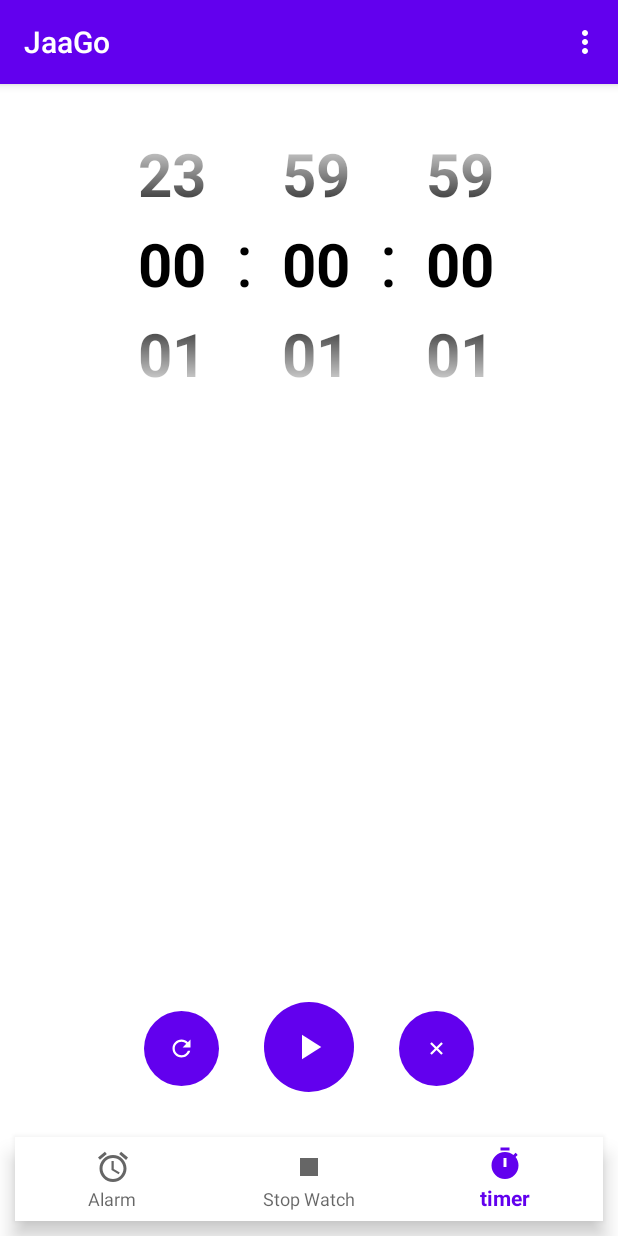
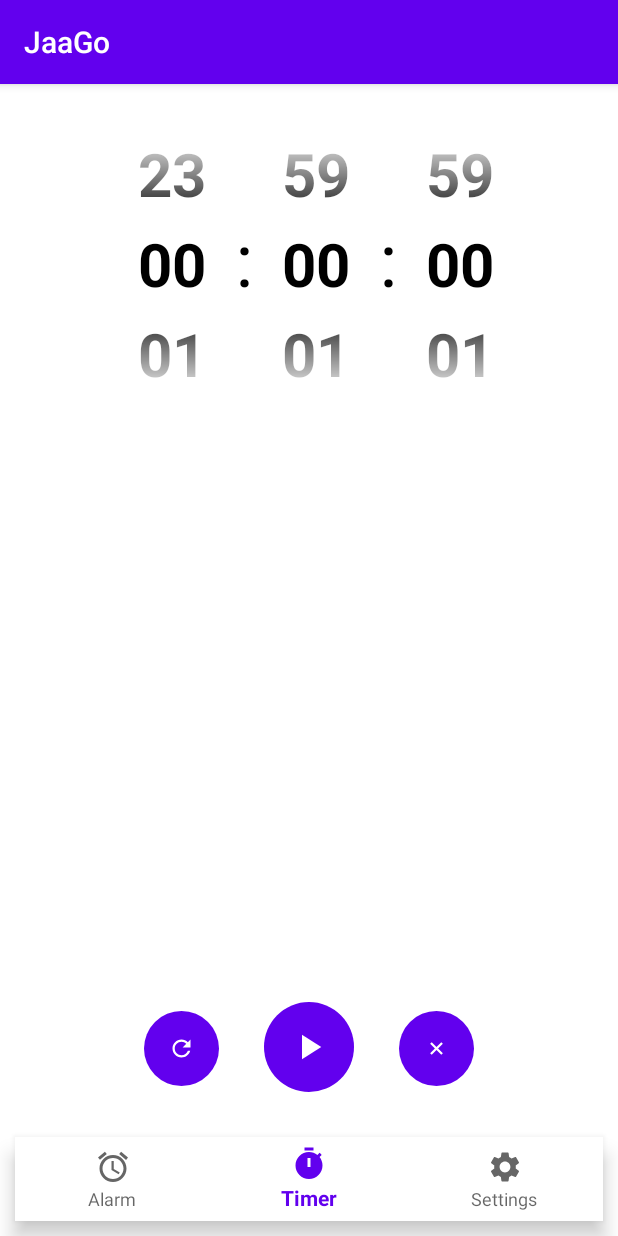
Before and after one commit to ElevativeApps/Jaago, an Android app: the TimerActivity screen opened directly, with no data from a screen before it, on a phone screen of 412 x 824 dp. Run offline under Robolectric (Android 15) with nearby library versions, the phone set to English and light mode, and no system bars.

Commit message:
Settings Activity added

```diff
--- a/app/src/main/AndroidManifest.xml
+++ b/app/src/main/AndroidManifest.xml
@@ -57,7 +57,7 @@
             android:exported="false"
             android:launchMode="singleTop" />
         <activity
-            android:name=".screens.stopwatch.StopwatchActivity"
+            android:name=".screens.settings.SettingsActivity"
             android:exported="false"
             android:launchMode="singleTop" />
         <activity
--- a/app/src/main/java/com/example/jaago/screens/base/BaseActivity.kt
+++ b/app/src/main/java/com/example/jaago/screens/base/BaseActivity.kt
@@ -2,13 +2,10 @@ package com.example.jaago.screens.base
 
 import android.content.Intent
 import android.os.Bundle
-import android.view.Menu
-import android.view.MenuItem
-import android.widget.Toast
 import androidx.appcompat.app.AppCompatActivity
 import com.example.jaago.R
 import com.example.jaago.screens.alarm.AlarmActivity
-import com.example.jaago.screens.stopwatch.StopwatchActivity
+import com.example.jaago.screens.settings.SettingsActivity
 import com.example.jaago.screens.timer.TimerActivity
 import com.google.android.material.bottomnavigation.BottomNavigationView
 
@@ -30,9 +27,9 @@ open class BaseActivity : AppCompatActivity() {
                     }
                     true
                 }
-                R.id.action_stopwatch -> {
-                    if (javaClass != StopwatchActivity::class.java) {
-                        startActivity(Intent(this, StopwatchActivity::class.java))
+                R.id.action_settings -> {
+                    if (javaClass != SettingsActivity::class.java) {
+                        startActivity(Intent(this, SettingsActivity::class.java))
                         overridePendingTransition(0, 0)
                         finish()
                     }
@@ -52,7 +49,7 @@ open class BaseActivity : AppCompatActivity() {
         }
 
         when (this) {
-            is StopwatchActivity -> bottomNavigationView.selectedItemId = R.id.action_stopwatch
+            is SettingsActivity -> bottomNavigationView.selectedItemId = R.id.action_settings
             is TimerActivity -> bottomNavigationView.selectedItemId = R.id.action_timer
             else -> {
                 if (javaClass != AlarmActivity::class.java) {
@@ -65,26 +62,4 @@ open class BaseActivity : AppCompatActivity() {
 
     }
 
-    override fun onCreateOptionsMenu(menu: Menu?): Boolean {
-        menuInflater.inflate(R.menu.menu_options, menu)
-        return true
-    }
-
-    override fun onOptionsItemSelected(item: MenuItem): Boolean {
-        when (item.itemId) {
-            R.id.edit -> {
-                // Handle option 1 click
-                Toast.makeText(this , "Edit option Clicked" , Toast.LENGTH_SHORT).show()
-
-                return true
-            }
-            R.id.settings -> {
-                // Handle option 2 click
-                Toast.makeText(this , "Settings option Clicked" , Toast.LENGTH_SHORT).show()
-                return true
-            }
-            else -> return super.onOptionsItemSelected(item)
-        }
-    }
-
 }
--- /dev/null
+++ b/app/src/main/res/drawable/ic_right.xml
@@ -0,0 +1,5 @@
+<vector android:height="24dp" android:tint="#000000"
+    android:viewportHeight="24" android:viewportWidth="24"
+    android:width="24dp" xmlns:android="http://schemas.android.com/apk/res/android">
+    <path android:fillColor="@android:color/white" android:pathData="M10,6L8.59,7.41 13.17,12l-4.58,4.59L10,18l6,-6z"/>
+</vector>
--- /dev/null
+++ b/app/src/main/res/drawable/ic_settings.xml
@@ -0,0 +1,5 @@
+<vector android:height="24dp" android:tint="#000000"
+    android:viewportHeight="24" android:viewportWidth="24"
+    android:width="24dp" xmlns:android="http://schemas.android.com/apk/res/android">
+    <path android:fillColor="@android:color/white" android:pathData="M19.14,12.94c0.04,-0.3 0.06,-0.61 0.06,-0.94c0,-0.32 -0.02,-0.64 -0.07,-0.94l2.03,-1.58c0.18,-0.14 0.23,-0.41 0.12,-0.61l-1.92,-3.32c-0.12,-0.22 -0.37,-0.29 -0.59,-0.22l-2.39,0.96c-0.5,-0.38 -1.03,-0.7 -1.62,-0.94L14.4,2.81c-0.04,-0.24 -0.24,-0.41 -0.48,-0.41h-3.84c-0.24,0 -0.43,0.17 -0.47,0.41L9.25,5.35C8.66,5.59 8.12,5.92 7.63,6.29L5.24,5.33c-0.22,-0.08 -0.47,0 -0.59,0.22L2.74,8.87C2.62,9.08 2.66,9.34 2.86,9.48l2.03,1.58C4.84,11.36 4.8,11.69 4.8,12s0.02,0.64 0.07,0.94l-2.03,1.58c-0.18,0.14 -0.23,0.41 -0.12,0.61l1.92,3.32c0.12,0.22 0.37,0.29 0.59,0.22l2.39,-0.96c0.5,0.38 1.03,0.7 1.62,0.94l0.36,2.54c0.05,0.24 0.24,0.41 0.48,0.41h3.84c0.24,0 0.44,-0.17 0.47,-0.41l0.36,-2.54c0.59,-0.24 1.13,-0.56 1.62,-0.94l2.39,0.96c0.22,0.08 0.47,0 0.59,-0.22l1.92,-3.32c0.12,-0.22 0.07,-0.47 -0.12,-0.61L19.14,12.94zM12,15.6c-1.98,0 -3.6,-1.62 -3.6,-3.6s1.62,-3.6 3.6,-3.6s3.6,1.62 3.6,3.6S13.98,15.6 12,15.6z"/>
+</vector>
--- a/app/src/main/res/menu/bottom_navigation_bar.xml
+++ b/app/src/main/res/menu/bottom_navigation_bar.xml
@@ -5,11 +5,11 @@
         android:title="Alarm"
         android:icon="@drawable/ic_alarm"/>
     <item
-        android:id="@+id/action_stopwatch"
-        android:title="Stop Watch"
-        android:icon="@drawable/ic_stop_watch"/>
+        android:id="@+id/action_timer"
+        android:title="Timer"
+        android:icon="@drawable/ic_timer"/>
     <item
-        android:id="@+id/action_timer"
-        android:title="timer"
-        android:icon="@drawable/ic_timer"/>
+        android:id="@+id/action_settings"
+        android:title="Settings"
+        android:icon="@drawable/ic_settings"/>
 </menu>
--- a/app/src/main/res/menu/menu_options.xml
+++ /dev/null
@@ -1,10 +0,0 @@
-<?xml version="1.0" encoding="utf-8"?>
-<menu xmlns:app="http://schemas.android.com/apk/res-auto"
-    xmlns:android="http://schemas.android.com/apk/res/android">
-    <item
-        android:id="@+id/edit"
-        android:title="Edit"/>
-    <item
-        android:id="@+id/settings"
-        android:title="Settings"/>
-</menu>
```
Also changed, not shown: app/src/main/java/com/example/jaago/screens/alarm/AlarmActivity.kt (+18 -14 lines), app/src/main/java/com/example/jaago/screens/alarm/AlarmReceiver.kt (+48 -16 lines), app/src/main/java/com/example/jaago/screens/settings/SettingsActivity.kt (added, +48 -0 lines), app/src/main/java/com/example/jaago/screens/stopwatch/StopwatchActivity.kt (deleted, +0 -15 lines), app/src/main/res/layout/activity_settings.xml (added, +74 -0 lines), app/src/main/res/layout/activity_stopwatch.xml (deleted, +0 -17 lines).
